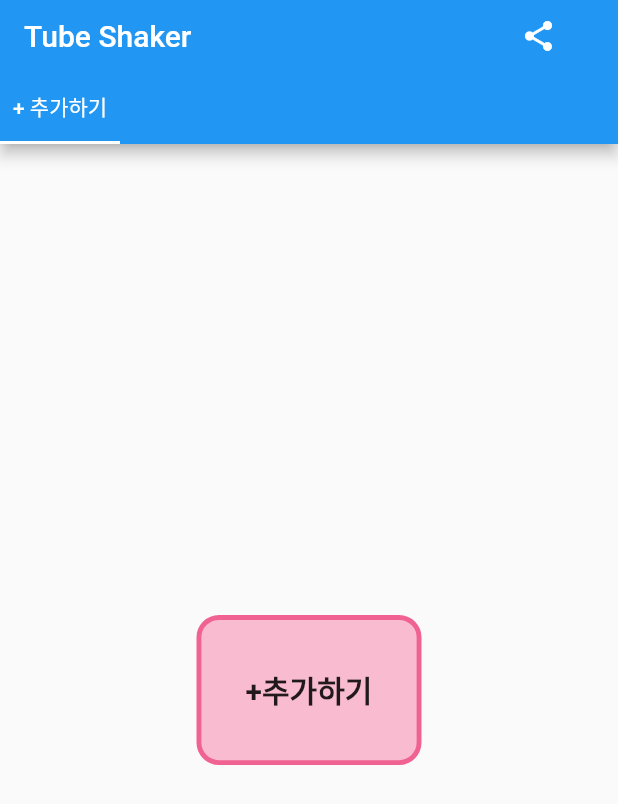
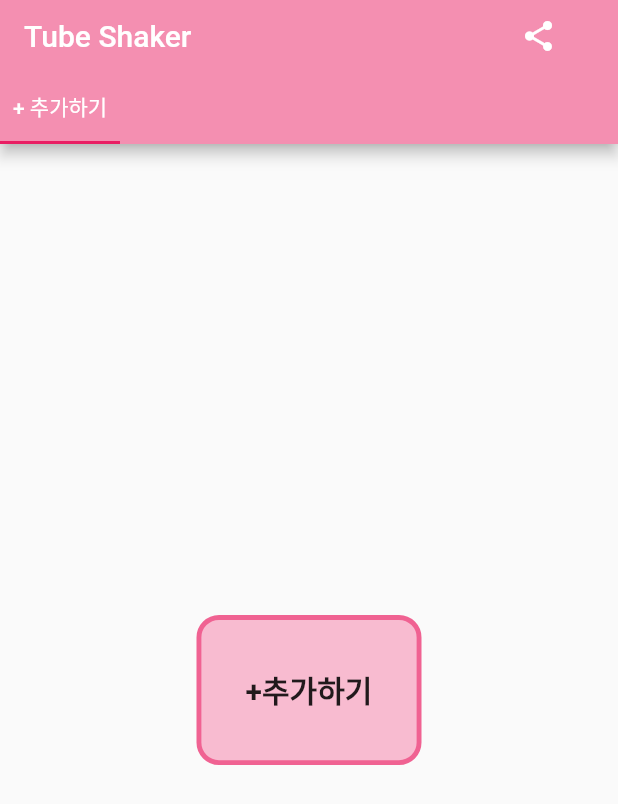
Before and after one commit to wonpyoJang/TodayYoutuber, a Flutter app: the screen it shows after launch, on a phone screen of 412 x 824 dp. Shown: the top 804 px of the screen. Run offline on Flutter 3.47's test engine with Material 2 defaults, Android fonts, the phone set to English and light mode, and no system bars; our stand-ins replace firebase_database, firebase_dynamic_links, flutter_slidable, logger, moor, rxdart and 1 more; missing offline and left inert: flutter_inappwebview, receive_sharing_intent, sqlite3; accounts and stored records are empty; generated files the repository leaves out were written again.

Commit message:
[fixed] 앱바 생상 pink 계열로 변경

```diff
--- a/lib/common/my_in_app_browser.dart
+++ b/lib/common/my_in_app_browser.dart
@@ -90,9 +90,10 @@ class _WebviewScreenState extends State<WebviewScreen> {
     logger.d("[build] WebviewScreen");
     return Scaffold(
         appBar: AppBar(
+            backgroundColor: Colors.pink[200],
             title: Text(
-          "InAppBrowser",
-        )),
+              "InAppBrowser",
+            )),
         body: Center(
             child: Column(
                 mainAxisAlignment: MainAxisAlignment.center,
--- a/lib/main.dart
+++ b/lib/main.dart
@@ -82,7 +82,7 @@ class _MyAppState extends State<MyApp> {
         title: 'Tube Shaker',
         home: HomeScreen(),
         theme: ThemeData(
-          primarySwatch: Colors.blue,
+          primarySwatch: Colors.pink,
           visualDensity: VisualDensity.adaptivePlatformDensity,
         ),
         onGenerateRoute: RouteManager.namesToScreen,
--- a/lib/pages/home/home.dart
+++ b/lib/pages/home/home.dart
@@ -199,6 +199,7 @@ class _HomeScreenState extends State<HomeScreen> with TickerProviderStateMixin {
     List<Category> categories = _homeViewModel.categories;
 
     return AppBar(
+      backgroundColor: Colors.pink[200],
       bottom: PreferredSize(
         preferredSize: const Size.fromHeight(40.0),
         child: Align(
--- a/lib/pages/received_channels/received_channels.dart
+++ b/lib/pages/received_channels/received_channels.dart
@@ -39,8 +39,9 @@ class _ReceivedChannelsScreenState extends State<ReceivedChannelsScreen> {
     var categories = receivedChannelListViewModel.sharedEvent.categories;
 
     return Scaffold(
-      appBar:
-          AppBar(title: Text("${user.username}(${user.jobTitle})이 공유한 채널 리스트")),
+      appBar: AppBar(
+          backgroundColor: Colors.pink[200],
+          title: Text("${user.username}(${user.jobTitle})이 공유한 채널 리스트")),
       body: LoadingOverlay(
         child: CategoryList(
             enableGoToYoutube: false,
```
Also changed, not shown: lib/pages/select_share_item/select_share_item.dart (+5 -3 lines).
